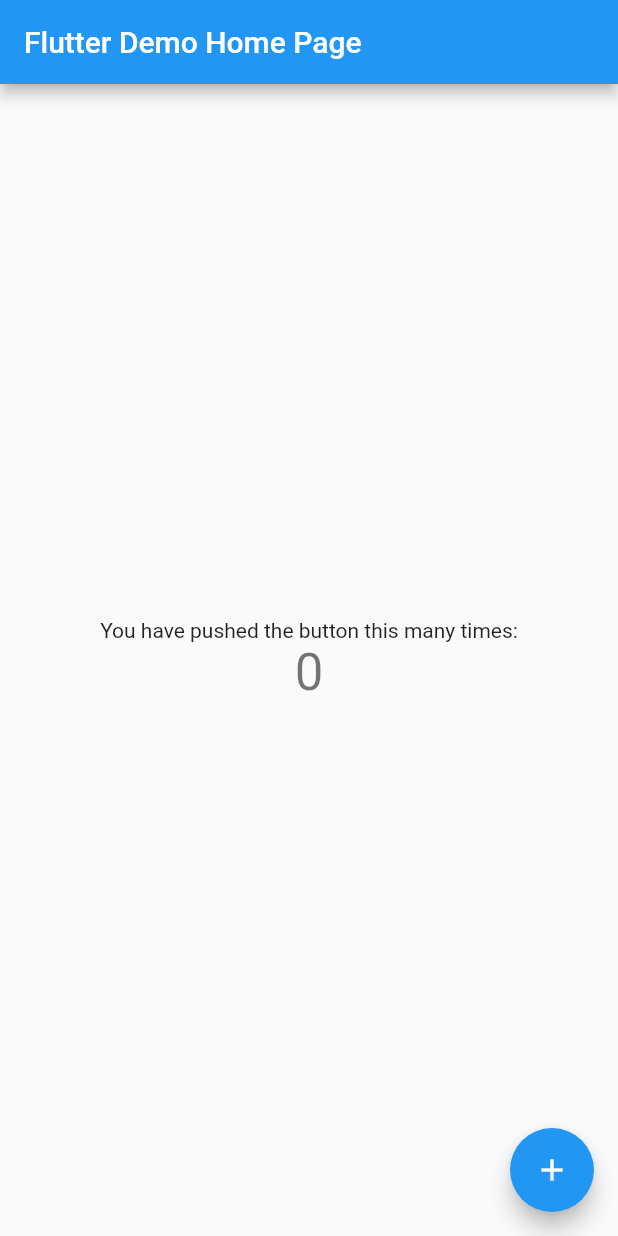
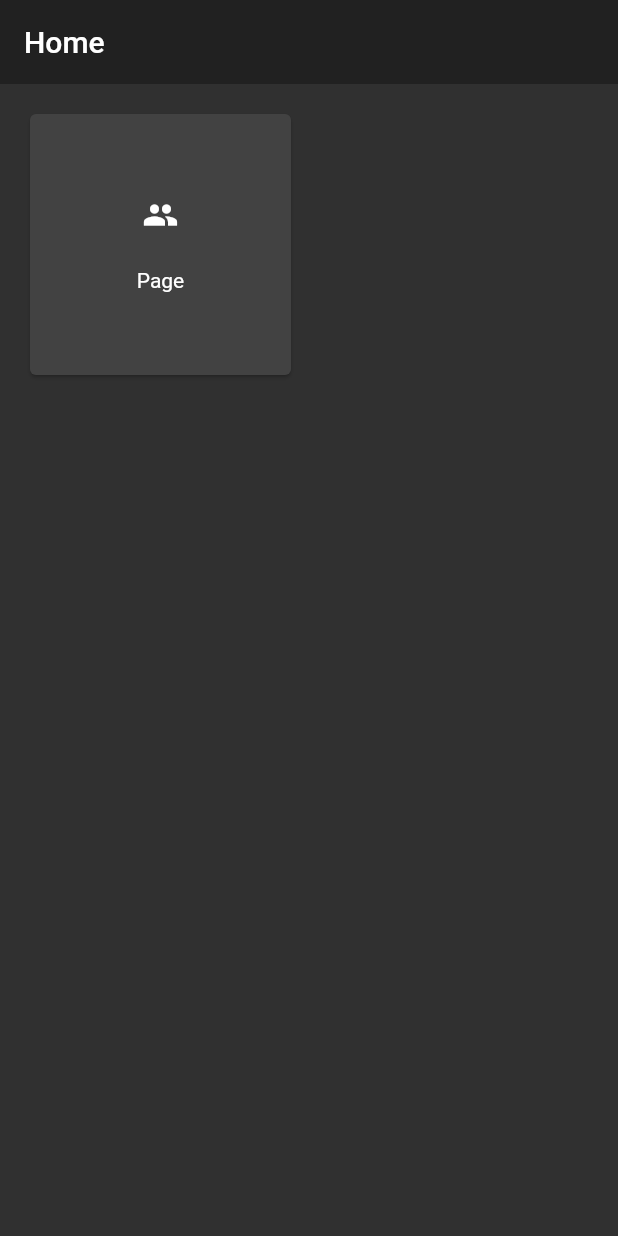
Before and after one commit to LucienCorreia/flutter-super-app, a Flutter app: the screen it shows after launch, on a phone screen of 412 x 824 dp. Run offline on Flutter 3.47's test engine with Material 2 defaults, Android fonts, the light colour scheme and no system bars; our stand-ins replace flutter_modular.

Commit message:
page: simple home page (#8)
* feat: create a simple home page

* test: create tests for finds CardWidget on HomePage

* test: create test to find parameters passed to the CardWidget

* chore: migrate to nullsafety

* chore: create analysis_options

* style: fix imports

* chore: delete unnecessary file

* build: update min sdk version

* feat: implements flutter_modular

* chore: change labels

```diff
--- a/lib/main.dart
+++ b/lib/main.dart
@@ -1,113 +1,14 @@
 import 'package:flutter/material.dart';
+import 'package:flutter_modular/flutter_modular.dart';
+
+import 'core/modules/app_module.dart';
+import 'presenter/app_widget.dart';
 
 void main() {
-  runApp(MyApp());
+  runApp(
+    ModularApp(
+      module: AppModule(),
+      child: AppWidget(),
+    ),
+  );
 }
-
-class MyApp extends StatelessWidget {
-  // This widget is the root of your application.
-  @override
-  Widget build(BuildContext context) {
-    return MaterialApp(
-      title: 'Flutter Demo',
-      theme: ThemeData(
-        // This is the theme of your application.
-        //
-        // Try running your application with "flutter run". You'll see the
-        // application has a blue toolbar. Then, without quitting the app, try
-        // changing the primarySwatch below to Colors.green and then invoke
-        // "hot reload" (press "r" in the console where you ran "flutter run",
-        // or simply save your changes to "hot reload" in a Flutter IDE).
-        // Notice that the counter didn't reset back to zero; the application
-        // is not restarted.
-        primarySwatch: Colors.blue,
-      ),
-      home: MyHomePage(title: 'Flutter Demo Home Page'),
-    );
-  }
-}
-
-class MyHomePage extends StatefulWidget {
-  MyHomePage({Key key, this.title}) : super(key: key);
-
-  // This widget is the home page of your application. It is stateful, meaning
-  // that it has a State object (defined below) that contains fields that affect
-  // how it looks.
-
-  // This class is the configuration for the state. It holds the values (in this
-  // case the title) provided by the parent (in this case the App widget) and
-  // used by the build method of the State. Fields in a Widget subclass are
-  // always marked "final".
-
-  final String title;
-
-  @override
-  _MyHomePageState createState() => _MyHomePageState();
-}
-
-class _MyHomePageState extends State<MyHomePage> {
-  int _counter = 0;
-
-  void _incrementCounter() {
-    setState(() {
-      // This call to setState tells the Flutter framework that something has
-      // changed in this State, which causes it to rerun the build method below
-      // so that the display can reflect the updated values. If we changed
-      // _counter without calling setState(), then the build method would not be
-      // called again, and so nothing would appear to happen.
-      _counter++;
-    });
-  }
-
-  @override
-  Widget build(BuildContext context) {
-    // This method is rerun every time setState is called, for instance as done
-    // by the _incrementCounter method above.
-    //
-    // The Flutter framework has been optimized to make rerunning build methods
-    // fast, so that you can just rebuild anything that needs updating rather
-    // than having to individually change instances of widgets.
-    return Scaffold(
-      appBar: AppBar(
-        // Here we take the value from the MyHomePage object that was created by
-        // the App.build method, and use it to set our appbar title.
-        title: Text(widget.title),
-      ),
-      body: Center(
-        // Center is a layout widget. It takes a single child and positions it
-        // in the middle of the parent.
-        child: Column(
-          // Column is also a layout widget. It takes a list of children and
-          // arranges them vertically. By default, it sizes itself to fit its
-          // children horizontally, and tries to be as tall as its parent.
-          //
-          // Invoke "debug painting" (press "p" in the console, choose the
-          // "Toggle Debug Paint" action from the Flutter Inspector in Android
-          // Studio, or the "Toggle Debug Paint" command in Visual Studio Code)
-          // to see the wireframe for each widget.
-          //
-          // Column has various properties to control how it sizes itself and
-          // how it positions its children. Here we use mainAxisAlignment to
-          // center the children vertically; the main axis here is the vertical
-          // axis because Columns are vertical (the cross axis would be
-          // horizontal).
-          mainAxisAlignment: MainAxisAlignment.center,
-          children: <Widget>[
-            Text(
-              'You have pushed the button this many times:',
-            ),
-            Text(
-              '$_counter',
-              style: Theme.of(context).textTheme.headline4,
-            ),
-          ],
-        ),
-      ),
-      floatingActionButton: FloatingActionButton(
-        onPressed: _incrementCounter,
-        tooltip: 'Increment',
-        child: Icon(Icons.add),
-      ), // This trailing comma makes auto-formatting nicer for build methods.
-    );
-  }
-}
--- /dev/null
+++ b/lib/presenter/app_widget.dart
@@ -0,0 +1,20 @@
+import 'package:flutter/material.dart';
+import 'package:flutter_modular/flutter_modular.dart';
+
+import '../routes.dart';
+
+class AppWidget extends StatefulWidget {
+  @override
+  _AppWidgetState createState() => _AppWidgetState();
+}
+
+class _AppWidgetState extends State<AppWidget> {
+  @override
+  Widget build(BuildContext context) {
+    return MaterialApp(
+      theme: ThemeData.dark(),
+      initialRoute: '/',
+      routes: Routes.routes,
+    ).modular();
+  }
+}
--- /dev/null
+++ b/lib/presenter/pages/home/home_page.dart
@@ -0,0 +1,32 @@
+import 'package:flutter/material.dart';
+
+import 'widgets/card_widget.dart';
+
+class HomePage extends StatelessWidget {
+  @override
+  Widget build(BuildContext context) {
+    return Scaffold(
+      body: CustomScrollView(
+        slivers: [
+          SliverAppBar(
+            title: Text('Home'),
+          ),
+          SliverPadding(
+            padding: EdgeInsets.all(16),
+            sliver: SliverGrid.count(
+              mainAxisSpacing: 16,
+              crossAxisSpacing: 16,
+              crossAxisCount: 2,
+              children: [
+                CardWidget(
+                  icon: Icons.people,
+                  title: 'Page',
+                ),
+              ],
+            ),
+          ),
+        ],
+      ),
+    );
+  }
+}
--- /dev/null
+++ b/lib/presenter/pages/home/widgets/card_widget.dart
@@ -0,0 +1,35 @@
+import 'package:flutter/material.dart';
+
+class CardWidget extends StatelessWidget {
+  final String title;
+  final IconData icon;
+
+  const CardWidget({
+    required this.title,
+    required this.icon,
+    Key? key,
+  }) : super(key: key);
+
+  @override
+  Widget build(BuildContext context) {
+    return Card(
+      child: Padding(
+        padding: EdgeInsets.all(32),
+        child: Flex(
+          direction: Axis.vertical,
+          mainAxisAlignment: MainAxisAlignment.spaceEvenly,
+          children: [
+            Icon(
+              icon,
+              key: Key('card-icon'),
+            ),
+            Text(
+              title,
+              key: Key('card-title'),
+            ),
+          ],
+        ),
+      ),
+    );
+  }
+}
--- /dev/null
+++ b/lib/routes.dart
@@ -0,0 +1,9 @@
+import 'package:flutter/material.dart';
+
+import 'presenter/pages/home/home_page.dart';
+
+class Routes {
+  static Map<String, Widget Function(BuildContext)> routes = {
+    '/': (_) => HomePage(),
+  };
+}
--- a/pubspec.yaml
+++ b/pubspec.yaml
@@ -18,11 +18,12 @@
 version: 1.0.0+1
 
 environment:
-  sdk: ">=2.7.0 <3.0.0"
+  sdk: ">=2.12.0 <3.0.0"
 
 dependencies:
   flutter:
     sdk: flutter
+  flutter_modular: ^3.1.0
 
 
   # The following adds the Cupertino Icons font to your application.
```
Also changed, not shown: lib/core/modules/app_module.dart (added, +13 -0 lines), lib/core/modules/home_module.dart (added, +16 -0 lines), pubspec.lock, 4 other files.
